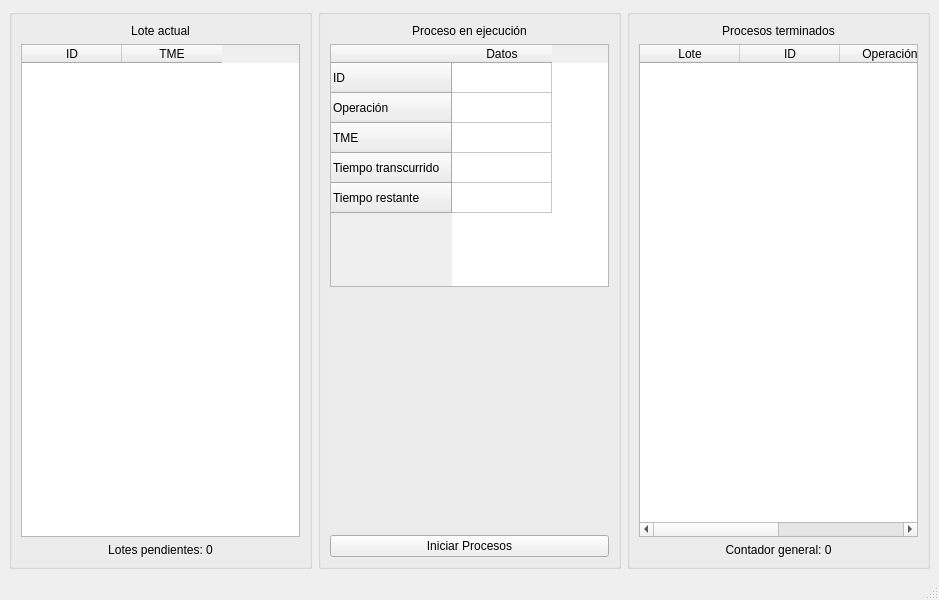
Before: the Qt Designer form ui/mainwindow.ui in Diego-Ga-Glez/planificador, drawn with Qt 5.
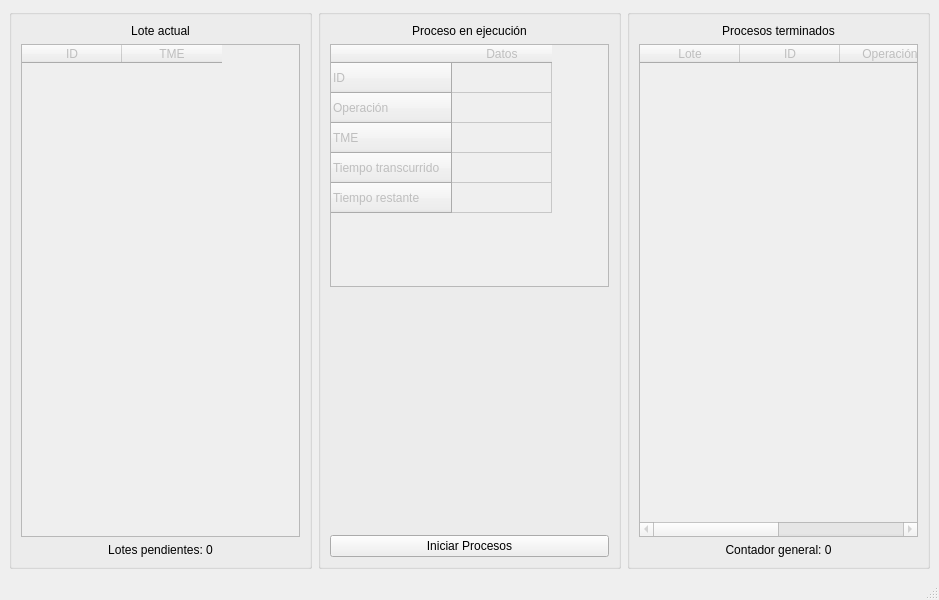
After: the same form once the commit is applied.

```diff
--- a/ui/mainwindow.ui
+++ b/ui/mainwindow.ui
@@ -23,6 +23,9 @@
       <layout class="QGridLayout" name="gridLayout_2">
        <item row="1" column="0">
         <widget class="QTableWidget" name="pendientes_tableWidget">
+         <property name="enabled">
+          <bool>false</bool>
+         </property>
          <property name="layoutDirection">
           <enum>Qt::LeftToRight</enum>
          </property>
@@ -103,6 +106,9 @@
        </item>
        <item row="1" column="0">
         <widget class="QTableWidget" name="proceso_tableWidget">
+         <property name="enabled">
+          <bool>false</bool>
+         </property>
          <row>
           <property name="text">
            <string>ID</string>
@@ -173,6 +179,9 @@
        </item>
        <item row="1" column="0">
         <widget class="QTableWidget" name="terminados_tableWidget">
+         <property name="enabled">
+          <bool>false</bool>
+         </property>
          <column>
           <property name="text">
            <string>Lote</string>
```
